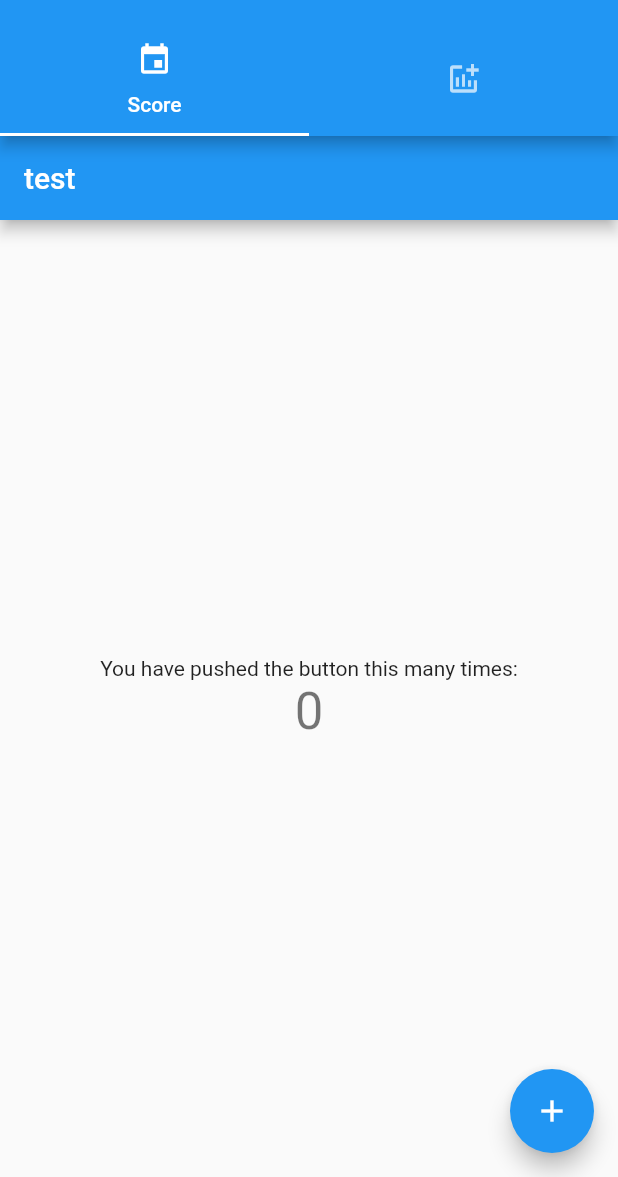
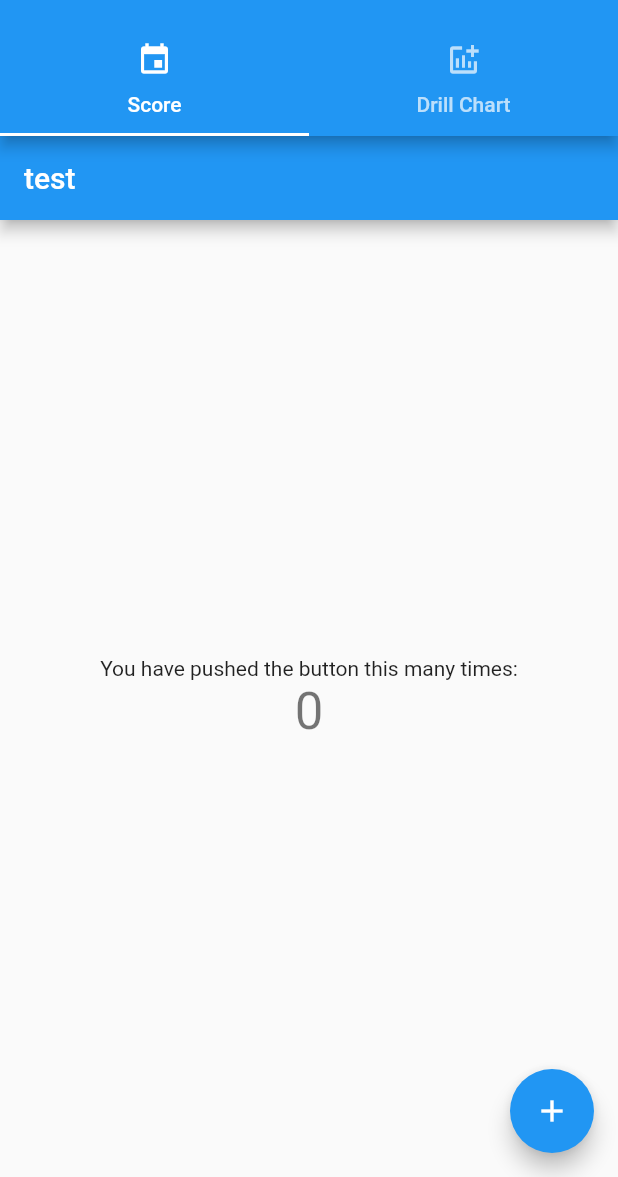
Before and after one commit to lswhh/flutter, a Flutter app: the screen it shows after launch, on a phone screen of 412 x 824 dp, the part 59-1236 px from its top. Run offline on Flutter 3.47's test engine with Material 2 defaults, Android fonts, the phone set to English and light mode, and no system bars.

Commit message:
dependency update
dependency and main getdocumentdir, this function was run only mobile phone

```diff
--- a/personal_bowling_administrator/lib/main.dart
+++ b/personal_bowling_administrator/lib/main.dart
@@ -6,7 +6,7 @@ import 'utils.dart' as utils;
 void main() {
   WidgetsFlutterBinding.ensureInitialized();
   startMeUp() async {
-    //Directory docsDir = await getApplicationDocumentsDirectory();
+    Directory docsDir = await getApplicationDocumentsDirectory();
     //utils.docsDir = docsDir;
     runApp(MyPBAApp());
   }
@@ -39,7 +39,7 @@ class MyPBAApp extends StatelessWidget {
             bottom: TabBar(
               tabs: [
                 Tab(icon: Icon(Icons.event), text: 'Score'),
-                Tab(icon: Icon(Icons.addchart))
+                Tab(icon: Icon(Icons.addchart), text:'Drill Chart')
               ],
             )
           ),
```
Also changed, not shown: personal_bowling_administrator/pubspec.yaml (+4 -4 lines), personal_bowling_administrator/pubspec.lock.
